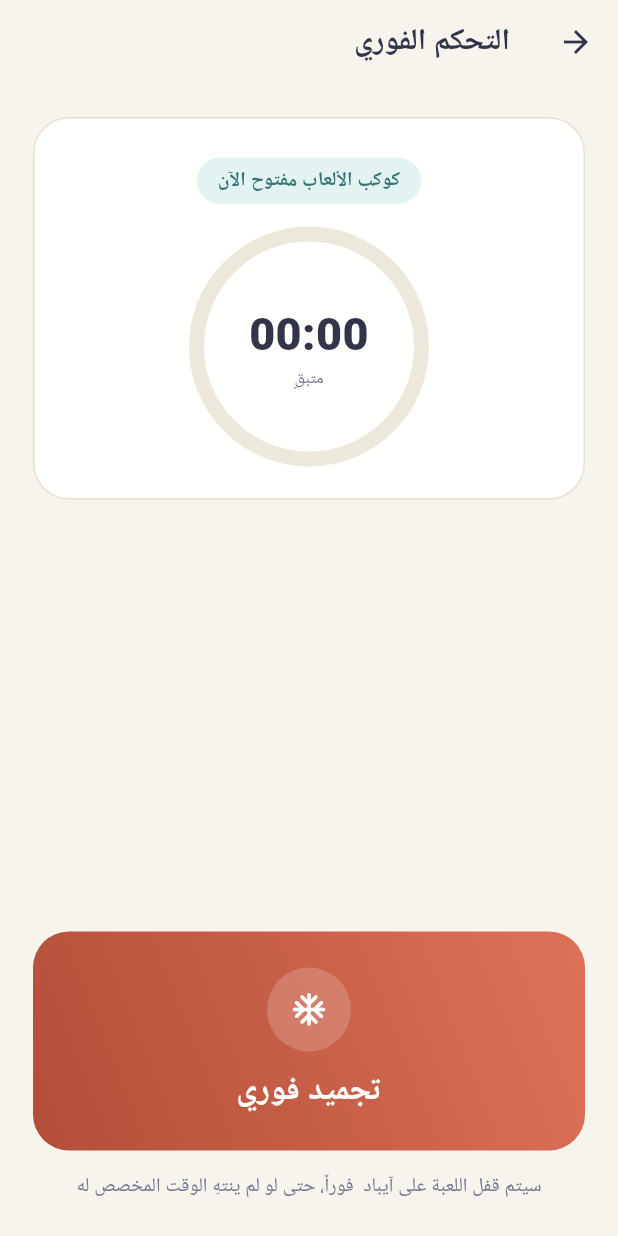
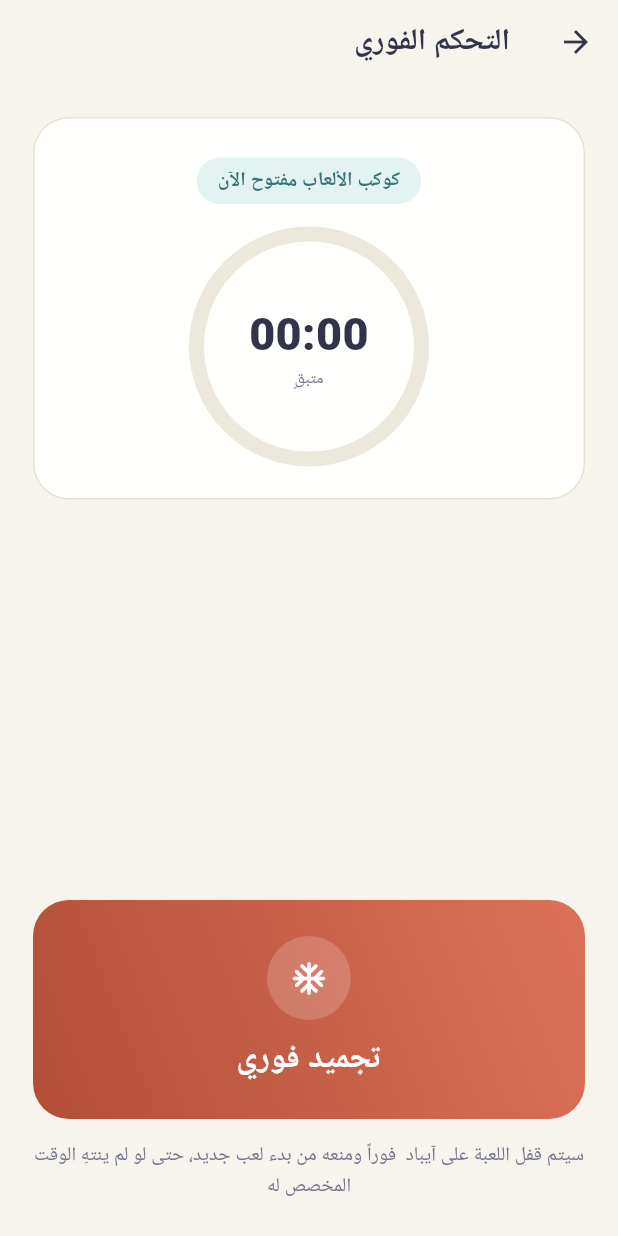
Before and after one commit to abouali76-lab/wiam, a Flutter app: the ParentFreezeScreen screen opened directly with empty values, on a phone screen of 412 x 824 dp. Run offline on Flutter 3.47's test engine with Material 3 defaults, Android fonts, the light colour scheme and no system bars; our stand-ins replace google_fonts, shared_preferences; accounts and stored records are empty; Roboto replaces fonts that are missing (Tajawal).

Commit message:
Let parents delete tasks, freeze without an active session, and see pairing status
- Parent can now soft-delete a task (digital or external); it stops
  being asked of the child but past completion history is kept.
- Freeze is now a standing lock on the child, not just a way to end
  whatever session happens to be open right now — it also blocks
  starting a new one, and the parent can explicitly unfreeze. The
  child lock screen shows a clear "frozen by parent" state instead of
  silently refusing to start.
- The parent dashboard shows whether the child's device is currently
  paired, since there was previously no way to tell "never connected"
  apart from "connected but nothing happened today".

```diff
--- a/app/lib/api_client.dart
+++ b/app/lib/api_client.dart
@@ -56,4 +56,9 @@ class ApiClient {
     );
     return _decode(res);
   }
+
+  Future<dynamic> delete(String path, {bool asParent = false, bool asChild = false}) async {
+    final res = await http.delete(Uri.parse('$baseUrl$path'), headers: _headers(asParent: asParent, asChild: asChild));
+    return _decode(res);
+  }
 }
--- a/app/lib/models.dart
+++ b/app/lib/models.dart
@@ -71,6 +71,8 @@ class ChildState {
   final int earnedMinutesToday;
   final int availableSeconds;
   final SessionState? activeSession;
+  final bool paired;
+  final bool frozen;
 
   ChildState({
     required this.childId,
@@ -80,6 +82,8 @@ class ChildState {
     required this.earnedMinutesToday,
     required this.availableSeconds,
     required this.activeSession,
+    required this.paired,
+    required this.frozen,
   });
 
   factory ChildState.fromJson(Map<String, dynamic> json) => ChildState(
@@ -90,5 +94,7 @@ class ChildState {
         earnedMinutesToday: _asInt(json['earnedMinutesToday']),
         availableSeconds: _asInt(json['availableSeconds']),
         activeSession: json['activeSession'] == null ? null : SessionState.fromJson(json['activeSession']),
+        paired: json['paired'] ?? false,
+        frozen: json['frozen'] ?? false,
       );
 }
--- a/app/lib/screens/parent_freeze_screen.dart
+++ b/app/lib/screens/parent_freeze_screen.dart
@@ -40,6 +40,7 @@ class _ParentFreezeScreenState extends State<ParentFreezeScreen> {
     final child = parent.children.firstWhere((c) => c.childId == widget.child.childId, orElse: () => widget.child);
     final session = child.state.activeSession;
     final hasSession = session != null && !session.ended;
+    final frozen = child.state.frozen;
 
     return Scaffold(
       backgroundColor: WiamColors.bgLight,
@@ -60,9 +61,14 @@ class _ParentFreezeScreenState extends State<ParentFreezeScreen> {
               child: Column(children: [
                 Container(
                   padding: const EdgeInsets.symmetric(horizontal: 14, vertical: 6),
-                  decoration: BoxDecoration(color: WiamColors.tealTintLight, borderRadius: BorderRadius.circular(999)),
-                  child: Text(hasSession ? 'كوكب الألعاب مفتوح الآن' : 'كوكب الألعاب مغلق حالياً',
-                      style: bodyFont(fontSize: 13, fontWeight: FontWeight.w700, color: WiamColors.tealDeepLight)),
+                  decoration: BoxDecoration(
+                    color: frozen ? const Color(0xFFF3E7E1) : WiamColors.tealTintLight,
+                    borderRadius: BorderRadius.circular(999),
+                  ),
+                  child: Text(
+                    frozen ? 'مجمّد من قبل ولي الأمر' : (hasSession ? 'كوكب الألعاب مفتوح الآن' : 'كوكب الألعاب مغلق حالياً'),
+                    style: bodyFont(fontSize: 13, fontWeight: FontWeight.w700, color: frozen ? WiamColors.coralDeep : WiamColors.tealDeepLight),
+                  ),
                 ),
                 const SizedBox(height: 20),
                 SizedBox(
@@ -92,30 +98,39 @@ class _ParentFreezeScreenState extends State<ParentFreezeScreen> {
               color: Colors.transparent,
               child: InkWell(
                 borderRadius: BorderRadius.circular(24),
-                onTap: hasSession ? () => context.read<ParentAppState>().freeze(child.childId) : null,
+                onTap: () => frozen
+                    ? context.read<ParentAppState>().unfreeze(child.childId)
+                    : context.read<ParentAppState>().freeze(child.childId),
                 child: Container(
                   width: double.infinity,
                   padding: const EdgeInsets.all(24),
                   decoration: BoxDecoration(
                     borderRadius: BorderRadius.circular(24),
-                    gradient: LinearGradient(colors: [WiamColors.coral, WiamColors.coralDeep], begin: Alignment.topRight, end: Alignment.bottomLeft),
+                    gradient: frozen
+                        ? const LinearGradient(colors: [WiamColors.teal, WiamColors.tealDeepLight], begin: Alignment.topRight, end: Alignment.bottomLeft)
+                        : const LinearGradient(colors: [WiamColors.coral, WiamColors.coralDeep], begin: Alignment.topRight, end: Alignment.bottomLeft),
                   ),
                   child: Column(children: [
                     Container(
                       width: 56,
                       height: 56,
                       decoration: BoxDecoration(color: Colors.white.withValues(alpha: 0.18), shape: BoxShape.circle),
-                      child: const Icon(Icons.ac_unit_rounded, color: Colors.white, size: 26),
+                      child: Icon(frozen ? Icons.lock_open_rounded : Icons.ac_unit_rounded, color: Colors.white, size: 26),
                     ),
                     const SizedBox(height: 10),
-                    Text('تجميد فوري', style: displayFont(fontSize: 22, fontWeight: FontWeight.w800, color: Colors.white)),
+                    Text(frozen ? 'إلغاء التجميد' : 'تجميد فوري', style: displayFont(fontSize: 22, fontWeight: FontWeight.w800, color: Colors.white)),
                   ]),
                 ),
               ),
             ),
             const SizedBox(height: 14),
-            Text('سيتم قفل اللعبة على آيباد ${child.name} فوراً، حتى لو لم ينتهِ الوقت المخصص له',
-                textAlign: TextAlign.center, style: bodyFont(fontSize: 13, color: WiamColors.inkMutedLight, height: 1.6)),
+            Text(
+              frozen
+                  ? 'اللعب متوقف حالياً على آيباد ${child.name} — اضغطي "إلغاء التجميد" لإعادة فتحه'
+                  : 'سيتم قفل اللعبة على آيباد ${child.name} فوراً ومنعه من بدء لعب جديد، حتى لو لم ينتهِ الوقت المخصص له',
+              textAlign: TextAlign.center,
+              style: bodyFont(fontSize: 13, color: WiamColors.inkMutedLight, height: 1.6),
+            ),
           ],
         ),
       ),
```
Also changed, not shown: app/lib/screens/child_lock_screen.dart (+15 -6 lines), app/lib/screens/parent_dashboard_screen.dart (+65 -1 lines), app/lib/state/parent_state.dart (+10 -0 lines), 5 other files.
